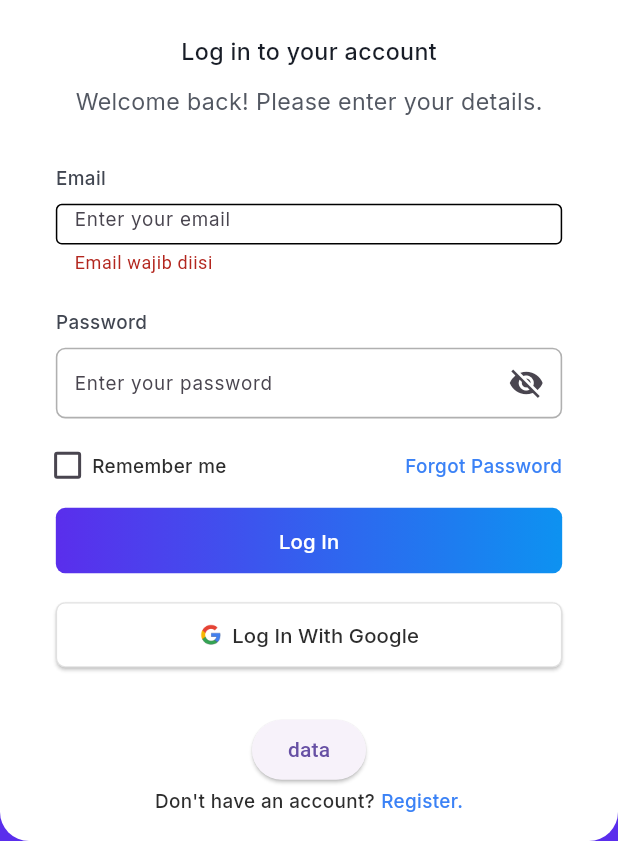
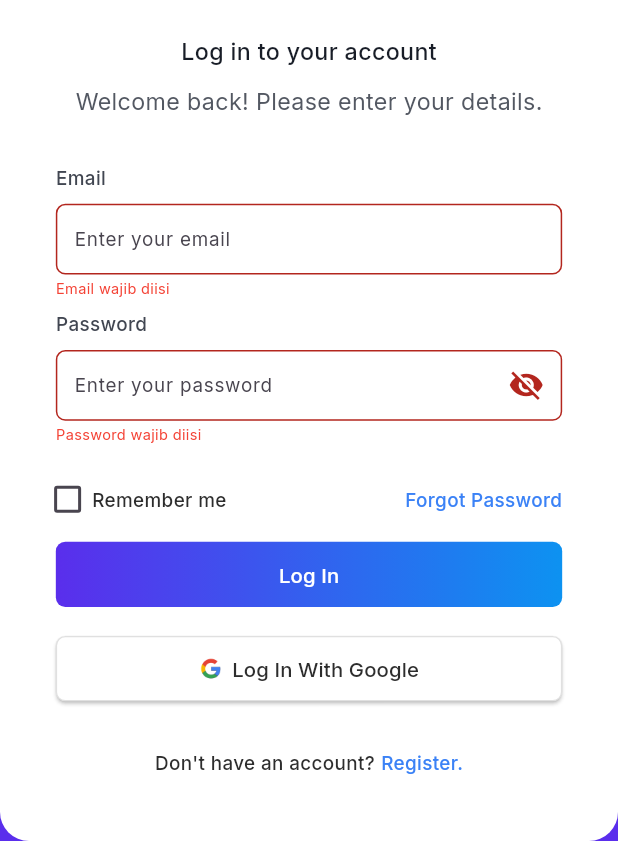
Before and after one commit to Malikibrahim10203/mierp, a Flutter app: the screen it shows after launch, after a tap on "Log In", on a phone screen of 412 x 824 dp, the part 395-1236 px from its top. Run offline on Flutter 3.47's test engine with Material 3 defaults, Android fonts, the phone set to English and light mode, and no system bars; our stand-ins replace cloud_firestore, firebase_auth, firebase_core, flutter_screenutil, get, google_fonts and 2 more; accounts and stored records are empty.

Commit message:
finish login

```diff
--- a/mierp_apps/lib/core/widgets/input_widget.dart
+++ b/mierp_apps/lib/core/widgets/input_widget.dart
@@ -5,24 +5,30 @@ import 'package:google_fonts/google_fonts.dart';
 import 'package:mierp_apps/core/theme/app_colors.dart';
 import 'package:mierp_apps/core/theme/app_font_weight.dart';
 import 'package:mierp_apps/core/widgets/controller/input_widget_controller.dart';
+import 'package:mierp_apps/features/login/presentation/login_view_model.dart';
 
 class InputWidget extends StatelessWidget {
-  InputWidget({super.key, required this.head, required this.controller, required this.placeholder, required this.necessary, required this.isPassword, required this.formKey});
+  InputWidget(
+      {super.key, required this.head, required this.controller, required this.placeholder, required this.necessary, required this.isPassword, required this.formKey});
 
-  final head,controller,placeholder,necessary,isPassword,formKey;
-  final inputWidgetC = Get.put(InputWidgetController(), tag: UniqueKey().toString());
+  final head, controller, placeholder, necessary, isPassword, formKey;
+  final inputWidgetC = Get.put(
+      InputWidgetController(), tag: UniqueKey().toString());
+  RxBool hasError = false.obs;
+  RxString dataError = "".obs;
+  final loginVieModel = Get.find<LoginViewModel>();
 
   @override
   Widget build(BuildContext context) {
-
+    return Obx(() {
       return Container(
         width: 322.w,
-      height: 73.w,
+        height: 93.w,
         child: Column(
           children: [
             Row(
               children: [
-              necessary?
+                necessary ?
                 Text(
                   "*",
                   style: GoogleFonts.inter(
@@ -30,7 +36,7 @@ class InputWidget extends StatelessWidget {
                     fontWeight: AppFontWeight.medium,
                     color: Colors.red,
                   ),
-                  ):SizedBox(),
+                ) : SizedBox(),
                 Text(
                   head,
                   style: GoogleFonts.inter(
@@ -42,41 +48,49 @@ class InputWidget extends StatelessWidget {
               ],
             ),
             SizedBox(height: 8.w,),
-          Obx(
-              () => Container(
+            Container(
               width: 322.w,
               // height: 45.w,
-                height:  45.w,
+              height: 45.w,
               decoration: BoxDecoration(
                 color: Colors.white,
                 borderRadius: BorderRadius.circular(6.w),
-                  boxShadow: inputWidgetC.isFocus.value?
+                boxShadow: inputWidgetC.isFocus.value ?
                 [BoxShadow(
                     color: AppColors.blueLineShadow,
                     spreadRadius: 4
-                  )]: [BoxShadow(
+                )
+                ] : [BoxShadow(
                     color: Colors.white,
                     spreadRadius: 2
-                  )],
+                )
+                ],
               ),
-                child: isPassword?
+              child: isPassword ?
               TextFormField(
                 controller: controller,
                 obscureText: inputWidgetC.isNotVisible.value,
                 focusNode: inputWidgetC.focusNode,
                 validator: (value) {
-                    if(value==null||value.isEmpty){
-                      return null;
+                  if (value == null || value.isEmpty) {
+                    hasError.value = true;
+                    dataError.value = "Password wajib diisi";
+                    loginVieModel.isValid.value = false;
+                    return "";
                   }
-                    if(value.length <= 8) return "Password harus lebih dari 8";
+                  if (value.length <= 8) {
+                    hasError.value = true;
+                    dataError.value = "Password harus lebih dari 8";
+                    loginVieModel.isValid.value = false;
+                    return "";
+                  }
                 },
                 style: GoogleFonts.inter(
                   fontSize: 13.sp,
                   fontWeight: AppFontWeight.regular,
                   height: 1.0,
                 ),
-                  decoration: InputDecoration(
-                    errorMaxLines: 20,
+                decoration: !hasError.value?InputDecoration(
                   hintText: "Enter your password",
                   hintStyle: GoogleFonts.inter(
                     fontSize: 13.sp,
@@ -85,39 +99,88 @@ class InputWidget extends StatelessWidget {
                   ),
                   focusedBorder: OutlineInputBorder(
                       borderRadius: BorderRadius.circular(6.w),
-                        borderSide: BorderSide(color: AppColors.blueLine, width: 1.w)
+                      borderSide: BorderSide(color: AppColors.blueLine,
+                          width: 1.w)
                   ),
                   enabledBorder: OutlineInputBorder(
                       borderRadius: BorderRadius.circular(6.w),
-                        borderSide: BorderSide(color: AppColors.coolGray, width: 1.w)
+                      borderSide: BorderSide(color: AppColors.coolGray,
+                          width: 1.w)
                   ),
                   border: OutlineInputBorder(
                     borderRadius: BorderRadius.circular(6.w),
                   ),
-                    contentPadding: EdgeInsets.symmetric(horizontal: 8.w, vertical: 12.5.w),
+                  contentPadding: EdgeInsets.symmetric(
+                      horizontal: 8.w, vertical: 12.5.w),
                   suffixIcon: IconButton(
-                      icon: inputWidgetC.isNotVisible.value?Icon(Icons.visibility_off):Icon(Icons.visibility),
-                      onPressed: ()=>inputWidgetC.changeIsNotVisible(),
+                    icon: inputWidgetC.isNotVisible.value ? Icon(
+                        Icons.visibility_off) : Icon(Icons.visibility),
+                    onPressed: () => inputWidgetC.changeIsNotVisible(),
+                  ),
+                ):InputDecoration(
+                  errorMaxLines: 1,
+                  errorText: '',
+                  errorStyle: TextStyle(
+                    color: Colors.transparent,
+                    fontSize: 0,
+                  ),
+                  hintText: "Enter your password",
+                  hintStyle: GoogleFonts.inter(
+                    fontSize: 13.sp,
+                    fontWeight: AppFontWeight.regular,
+                    height: 1.0,
+                  ),
+                  focusedBorder: OutlineInputBorder(
+                      borderRadius: BorderRadius.circular(6.w),
+                      borderSide: BorderSide(color: AppColors.blueLine,
+                          width: 1.w)
+                  ),
+                  enabledBorder: OutlineInputBorder(
+                      borderRadius: BorderRadius.circular(6.w),
+                      borderSide: BorderSide(color: AppColors.coolGray,
+                          width: 1.w)
+                  ),
+                  border: OutlineInputBorder(
+                    borderRadius: BorderRadius.circular(6.w),
+                  ),
+                  contentPadding: EdgeInsets.symmetric(
+                      horizontal: 8.w, vertical: 12.5.w),
+                  suffixIcon: IconButton(
+                    icon: inputWidgetC.isNotVisible.value ? Icon(
+                        Icons.visibility_off) : Icon(Icons.visibility),
+                    onPressed: () => inputWidgetC.changeIsNotVisible(),
                   ),
                 ),
-                ):
+              ) :
               TextFormField(
                 controller: controller,
                 focusNode: inputWidgetC.focusNode,
                 validator: (value) {
-                    if(value==null||value.isEmpty){
-                      return "Email wajib diisi";
+                  if (value == null || value.isEmpty) {
+                    hasError.value = true;
+                    dataError.value = "Email wajib diisi";
+                    loginVieModel.isValid.value = false;
+                    return null;
                   }
-                    if(!value.contains('@')) return "Format email salah";
+                  if (!value.contains('@')) {
+                    hasError.value = true;
+                    dataError.value = "Format email salah";
+                    loginVieModel.isValid.value = false;
+                    return null;
+                  }
                 },
                 style: GoogleFonts.inter(
                   fontSize: 13.sp,
                   fontWeight: AppFontWeight.regular,
                   height: 1.0,
                 ),
-                  decoration: InputDecoration(
-                    errorMaxLines: 3,
-                    errorBorder: OutlineInputBorder(),
+                decoration: hasError.value?InputDecoration(
+                  errorMaxLines: 1,
+                  errorText: '',
+                  errorStyle: TextStyle(
+                    color: Colors.transparent,
+                    fontSize: 0,
+                  ),
                   hintText: "Enter your email",
                   hintStyle: GoogleFonts.inter(
                     fontSize: 13.sp,
@@ -126,22 +189,67 @@ class InputWidget extends StatelessWidget {
                   ),
                   focusedBorder: OutlineInputBorder(
                       borderRadius: BorderRadius.circular(6.w),
-                        borderSide: BorderSide(color: AppColors.blueLine, width: 1.w)
+                      borderSide: BorderSide(color: AppColors.blueLine,
+                          width: 1.w)
                   ),
                   enabledBorder: OutlineInputBorder(
                       borderRadius: BorderRadius.circular(6.w),
-                        borderSide: BorderSide(color: AppColors.coolGray, width: 1.w)
+                      borderSide: BorderSide(color: AppColors.coolGray,
+                          width: 1.w)
                   ),
                   border: OutlineInputBorder(
                     borderRadius: BorderRadius.circular(6.w),
                   ),
-                    contentPadding: EdgeInsets.symmetric(horizontal: 8.w, vertical: 12.5.w),
+                  contentPadding: EdgeInsets.symmetric(
+                      horizontal: 8.w, vertical: 12.5.w),
+                ):InputDecoration(
+                  hintText: "Enter your email",
+                  hintStyle: GoogleFonts.inter(
+                    fontSize: 13.sp,
+                    fontWeight: AppFontWeight.regular,
+                    height: 1.0,
+                  ),
+                  focusedBorder: OutlineInputBorder(
+                      borderRadius: BorderRadius.circular(6.w),
+                      borderSide: BorderSide(color: AppColors.blueLine,
+                          width: 1.w)
+                  ),
+                  enabledBorder: OutlineInputBorder(
+                      borderRadius: BorderRadius.circular(6.w),
+                      borderSide: BorderSide(color: AppColors.coolGray,
+                          width: 1.w)
+                  ),
+                  border: OutlineInputBorder(
+                    borderRadius: BorderRadius.circular(6.w),
+                  ),
+                  contentPadding: EdgeInsets.symmetric(
+                      horizontal: 8.w, vertical: 12.5.w),
                 ),
               ),
+            ),
+            hasError.value ?
+            Column(
+              children: [
+                SizedBox(height: 5.h,),
+                Row(
+                  children: [
+                    Text(
+                      dataError.value,
+                      style: GoogleFonts.inter(
+                          fontSize: 10.sp,
+                          fontWeight: AppFontWeight.regular,
+                          height: 1.0,
+                          color: Colors.red
                       ),
                     ),
                   ],
                 ),
+                SizedBox(height: 5.h,),
+              ],
+            ) : SizedBox(height: 20.h,),
+          ],
+        ),
       );
+    });
   }
 }
--- a/mierp_apps/lib/features/login/presentation/login_view.dart
+++ b/mierp_apps/lib/features/login/presentation/login_view.dart
@@ -117,7 +117,6 @@ class LoginView extends StatelessWidget {
                                   isPassword: false,
                                   formKey: formKey,
                                 ),
-                                SizedBox(height: 20.h,),
                                 InputWidget(
                                   head: "Password",
                                   controller: loginViewModel.passwordC,
@@ -233,7 +232,6 @@ class LoginView extends StatelessWidget {
                                   ),
                                 ),
                                 SizedBox(height: 32.h,),
-                                ElevatedButton(onPressed: ()=>loginViewModel.logout(), child: Text("data")),
                                 Center(
                                   child: Container(
                                     width: 322.w,
--- a/mierp_apps/lib/features/login/presentation/login_view_model.dart
+++ b/mierp_apps/lib/features/login/presentation/login_view_model.dart
@@ -10,6 +10,7 @@ class LoginViewModel extends GetxController {
   Rx<UserModel?> user = Rx<UserModel?>(null);
   TextEditingController emailC = TextEditingController();
   TextEditingController passwordC = TextEditingController();
+  RxBool isValid = true.obs;
 
   Future<void> login (String email, String password) async {
     try {
```
Lines whose indentation alone changed are shown as unchanged.
